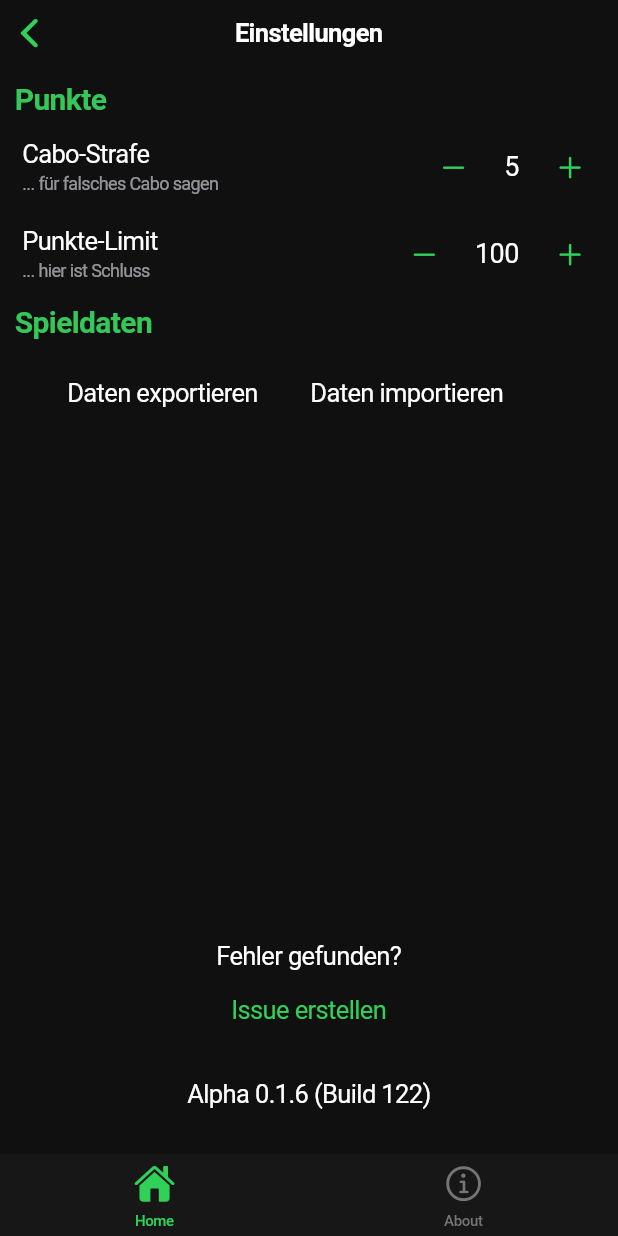
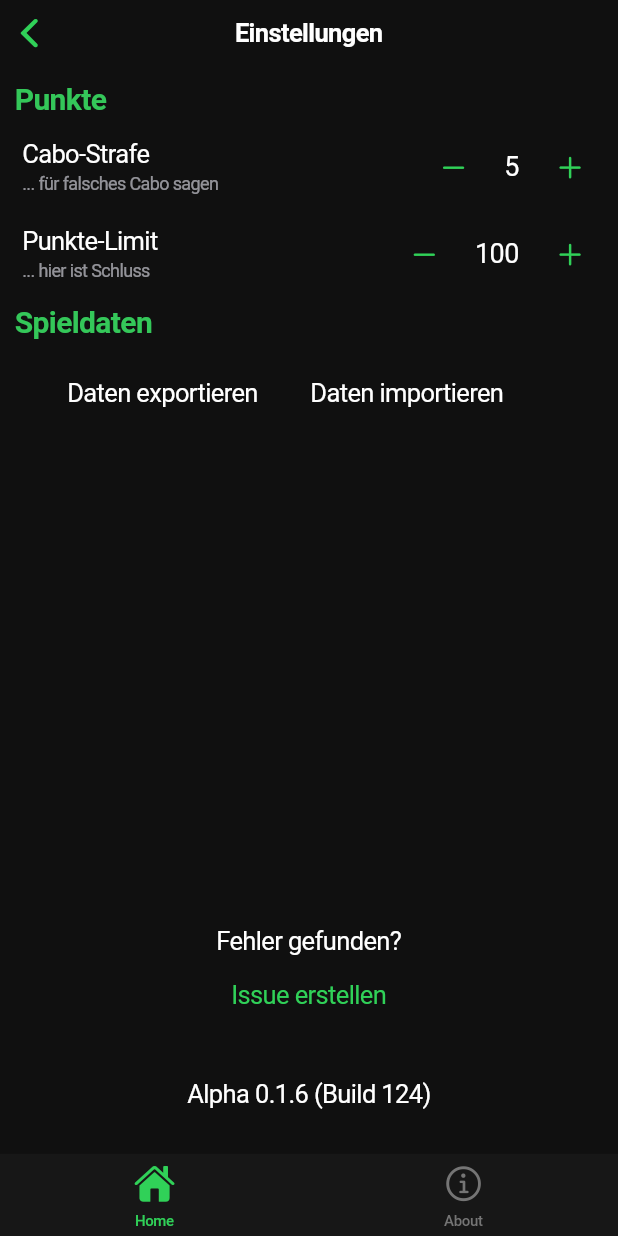
Before and after one commit to flixcoo/Cabo-Counter, a Flutter app: the screen it shows after launch, after a tap on an icon or button, on a phone screen of 412 x 824 dp. Run offline on Flutter 3.47's test engine with Material 3 defaults, Android fonts, the light colour scheme and no system bars; our stand-ins replace file_picker, flutter_keyboard_visibility, font_awesome_flutter, package_info_plus, shared_preferences; missing offline and left inert: file_saver.

Commit message:
Increased Spacing

```diff
--- a/lib/views/settings_view.dart
+++ b/lib/views/settings_view.dart
@@ -14,8 +14,6 @@ class SettingsView extends StatefulWidget {
 }
 
 class _SettingsViewState extends State<SettingsView> {
-  final TextEditingController _gameTitleTextController =
-      TextEditingController();
   late final int _pointLimit;
   late final int _caboPenalty;
   bool _isLoading = true;
@@ -168,7 +166,7 @@ class _SettingsViewState extends State<SettingsView> {
                               child: Text('Fehler gefunden?'),
                             ),
                             Padding(
-                              padding: const EdgeInsets.fromLTRB(0, 0, 0, 20),
+                              padding: const EdgeInsets.fromLTRB(0, 0, 0, 30),
                               child: Center(
                                 child: CupertinoButton(
                                   onPressed: () => launchUrl(Uri.parse(
--- a/pubspec.yaml
+++ b/pubspec.yaml
@@ -2,7 +2,7 @@ name: cabo_counter
 description: "Mobile app for the card game Cabo"
 publish_to: 'none'
 
-version: 0.1.6+122
+version: 0.1.6+124
 
 environment:
   sdk: ^3.5.4
```
